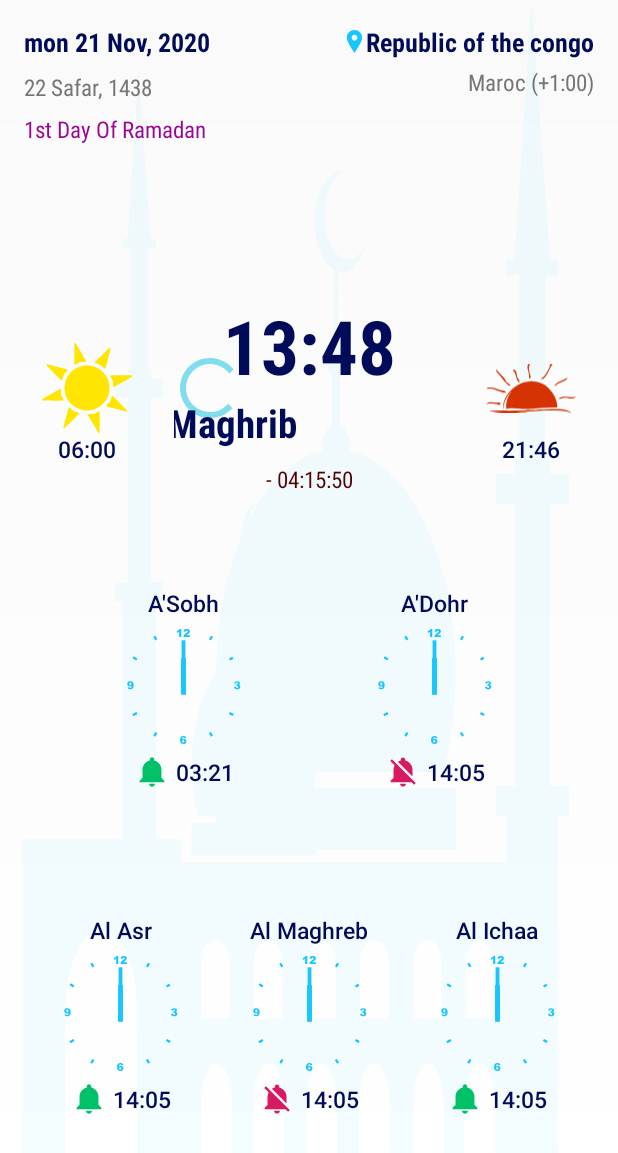
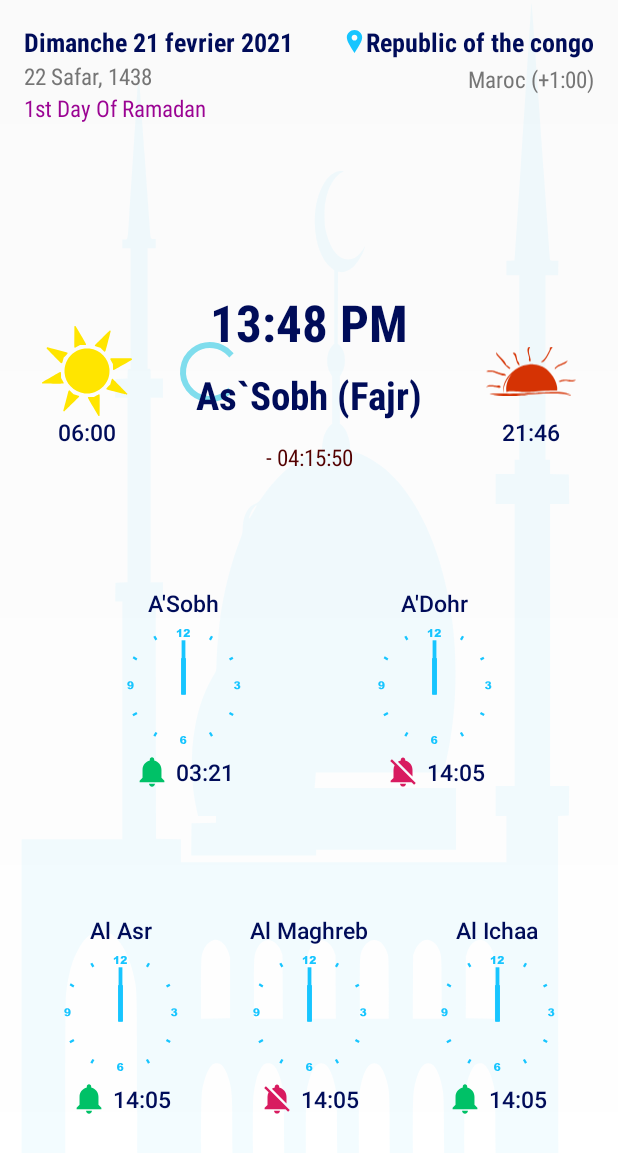
Before and after one commit to Five-Prayers/five-prayers-android, an Android app: the layout fragment_home.xml on its own in the app's theme, with its tools: preview values and no code run, on a phone screen of 412 x 824 dp. Shown: the top 1153 px of the screen. Run offline under Robolectric (Android 15) with nearby library versions, the phone set to English and light mode, and no system bars; plain views replace CircularProgressBar, SkeletonLayout.

Commit message:
Bug fix : use system local to format date and time

```diff
--- a/app/src/main/java/com/hbouzidi/fiveprayers/ui/calendar/CalendarActivity.java
+++ b/app/src/main/java/com/hbouzidi/fiveprayers/ui/calendar/CalendarActivity.java
@@ -214,7 +214,6 @@ public class CalendarActivity extends AppCompatActivity {
     }
 
     private void selectDate(LocalDate date) {
-        DateTimeFormatter selectedDateFormatter = DateTimeFormatter.ofPattern(UiUtils.GREGORIAN_READABLE_FORMAT);
         if (selectedDate != date) {
             LocalDate oldDate = selectedDate;
             selectedDate = date;
@@ -229,7 +228,7 @@ public class CalendarActivity extends AppCompatActivity {
 
             String readableHijriDate = UiUtils.formatHijriDate(Integer.parseInt(hijriDate.getDay()), hijriMonth, Integer.parseInt(hijriDate.getYear()));
 
-            String title = StringUtils.capitalize(selectedDateFormatter.format(selectedDate)) + " / " + readableHijriDate;
+            String title = StringUtils.capitalize(UiUtils.formatReadableGregorianDate(selectedDate)) + " / " + readableHijriDate;
 
             selectedDateTextView.setText(title);
             selectedDateTextView.setVisibility(View.VISIBLE);
--- a/app/src/main/res/layout/fragment_home.xml
+++ b/app/src/main/res/layout/fragment_home.xml
@@ -122,7 +122,7 @@
                 android:layout_marginLeft="16dp"
                 android:layout_marginTop="16dp"
                 android:fontFamily="sans-serif-condensed"
-                android:text="mon 21 Nov, 2020"
+                android:text="Dimanche 21 fevrier 2021"
                 android:textColor="@color/stratos"
                 android:textSize="@dimen/text_smlarge"
                 android:textStyle="bold"
@@ -167,7 +167,7 @@
                 app:layout_constraintEnd_toEndOf="parent"
                 app:layout_constraintStart_toStartOf="parent"
                 app:layout_constraintTop_toTopOf="parent"
-                app:layout_constraintVertical_bias="0.3"/>
+                app:layout_constraintVertical_bias="0.19999999" />
 
             <androidx.constraintlayout.widget.ConstraintLayout
                 android:id="@+id/nextPrayerConstraintLayout"
@@ -180,13 +180,17 @@
 
                 <TextView
                     android:id="@+id/prayerTimetextView"
-                    android:layout_width="wrap_content"
-                    android:layout_height="wrap_content"
+                    android:layout_width="match_parent"
+                    android:layout_height="45dp"
                     android:fontFamily="sans-serif-condensed"
-                    android:text="13:48"
+                    android:gravity="center"
+                    android:text="13:48 PM"
                     android:textColor="@color/stratos"
-                    android:textSize="@dimen/text_xxxlarge"
                     android:textStyle="bold"
+                    app:autoSizeMaxTextSize="50sp"
+                    app:autoSizeMinTextSize="12sp"
+                    app:autoSizeStepGranularity="2sp"
+                    app:autoSizeTextType="uniform"
                     app:layout_constraintBottom_toBottomOf="parent"
                     app:layout_constraintEnd_toEndOf="parent"
                     app:layout_constraintStart_toStartOf="parent"
@@ -228,13 +232,18 @@
 
                 <TextView
                     android:id="@+id/prayerNametextView"
-                    android:layout_width="wrap_content"
-                    android:layout_height="wrap_content"
+                    android:layout_width="match_parent"
+                    android:layout_height="35dp"
+                    android:layout_marginTop="8dp"
                     android:fontFamily="sans-serif-condensed"
-                    android:text="Al Maghrib"
+                    android:gravity="center"
+                    android:text="As`Sobh (Fajr)"
                     android:textColor="@color/stratos"
-                    android:textSize="@dimen/text_xxlarge"
                     android:textStyle="bold"
+                    app:autoSizeMaxTextSize="40sp"
+                    app:autoSizeMinTextSize="12sp"
+                    app:autoSizeStepGranularity="2sp"
+                    app:autoSizeTextType="uniform"
                     app:layout_constraintEnd_toEndOf="@+id/circularProgressBar"
                     app:layout_constraintStart_toStartOf="parent"
                     app:layout_constraintTop_toBottomOf="@+id/prayerTimetextView" />
```
Also changed, not shown: app/src/main/java/com/hbouzidi/fiveprayers/utils/UiUtils.java (+14 -6 lines).
